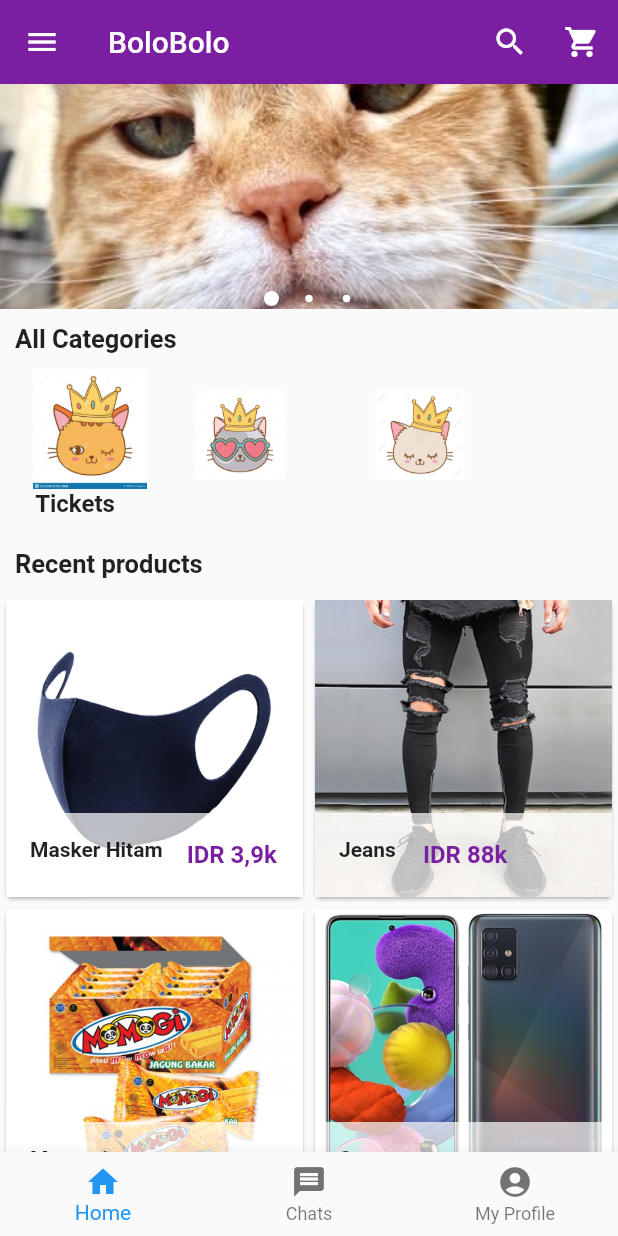
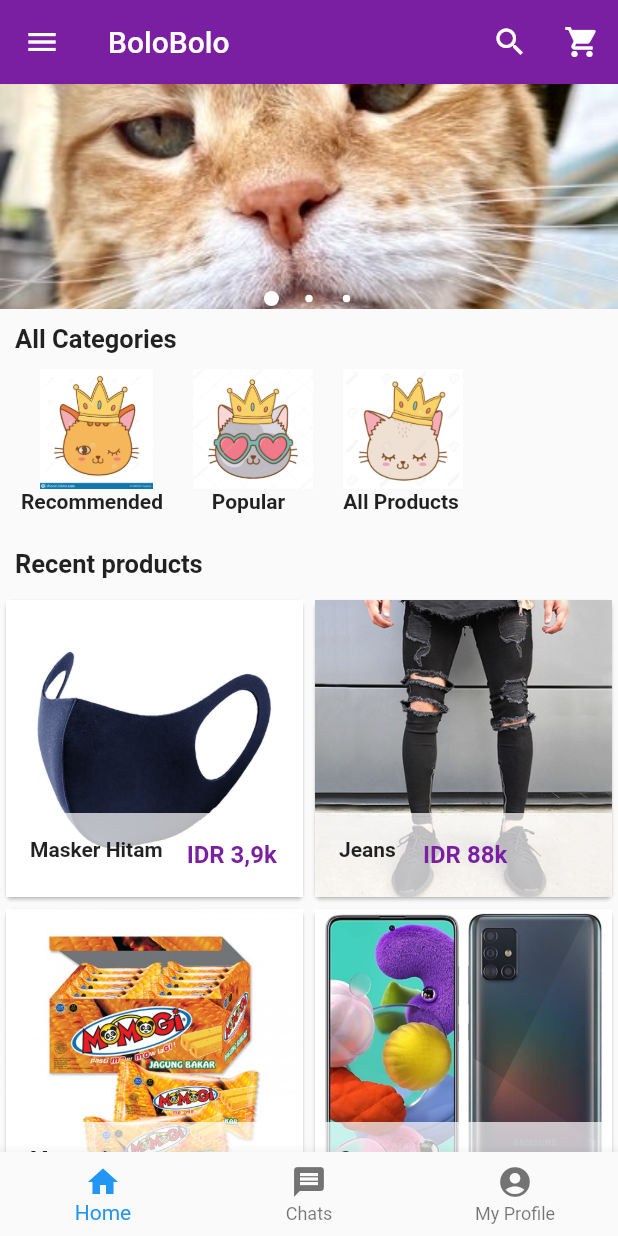
Before and after one commit to Kelompok1-MobileProgramming/BoloBoloFlutter, a Flutter app: the screen it shows after launch, in the side drawer, after a tap on "Home", on a phone screen of 412 x 824 dp. Run offline on Flutter 3.47's test engine with Material 2 defaults, Android fonts, the light colour scheme and no system bars; drawn by our look-alikes of carousel_pro; our stand-ins replace dio; missing offline and left inert: mongo_dart, sevr.

Commit message:
26 mar 2021 21:25

```diff
--- a/bolobolo/lib/componets/horizontal_listview.dart
+++ b/bolobolo/lib/componets/horizontal_listview.dart
@@ -1,7 +1,5 @@
 import 'package:flutter/material.dart';
-
-import '../pages/profile.dart';
-import 'barang.dart';
+import '../componets/products.dart';
 
 class HorizontalList extends StatelessWidget {
   @override
@@ -21,7 +19,8 @@ class HorizontalList extends StatelessWidget {
                   ),
                   child: InkWell(
                     onTap: () => Navigator.of(context).push(
-                        new MaterialPageRoute(builder: (context) => MyApps())),
+                        new MaterialPageRoute(
+                            builder: (context) => Products())),
                     child: Image.asset(
                       'images/recomended.jpg',
                       width: 80,
@@ -30,24 +29,62 @@ class HorizontalList extends StatelessWidget {
                   ),
                 ),
                 Text(
-                  'Tickets',
-                  style: TextStyle(fontSize: 16.0, fontWeight: FontWeight.bold),
+                  '    Recommended',
+                  style: TextStyle(fontSize: 14.0, fontWeight: FontWeight.bold),
                 ),
               ],
             ),
           ),
-          new InkWell(
-              onTap: () {},
-              child: Categories(
-                image_location: 'images/popular.jpg',
-                image_caption: 'Popular',
-              )),
-          new InkWell(
-              onTap: () {},
-              child: Categories(
-                image_location: 'images/allproduct.jpg',
-                image_caption: 'All Products',
-              )),
+          new Container(
+            child: Column(
+              children: [
+                Container(
+                  margin: const EdgeInsets.only(
+                    left: 20.0,
+                  ),
+                  child: InkWell(
+                    onTap: () => Navigator.of(context).push(
+                        new MaterialPageRoute(
+                            builder: (context) => Products())),
+                    child: Image.asset(
+                      'images/popular.jpg',
+                      width: 80,
+                      height: 80,
+                    ),
+                  ),
+                ),
+                Text(
+                  '    Popular',
+                  style: TextStyle(fontSize: 14.0, fontWeight: FontWeight.bold),
+                ),
+              ],
+            ),
+          ),
+          new Container(
+            child: Column(
+              children: [
+                Container(
+                  margin: const EdgeInsets.only(
+                    left: 20.0,
+                  ),
+                  child: InkWell(
+                    onTap: () => Navigator.of(context).push(
+                        new MaterialPageRoute(
+                            builder: (context) => Products())),
+                    child: Image.asset(
+                      'images/allproduct.jpg',
+                      width: 80,
+                      height: 80,
+                    ),
+                  ),
+                ),
+                Text(
+                  '     All Products',
+                  style: TextStyle(fontSize: 14.0, fontWeight: FontWeight.bold),
+                ),
+              ],
+            ),
+          ),
         ],
       ),
     );
@@ -76,6 +113,7 @@ class Categories extends StatelessWidget {
             ),
             subtitle: Container(
               alignment: Alignment.topCenter,
+              child: Text(image_caption),
             ),
           ),
         ),
```
